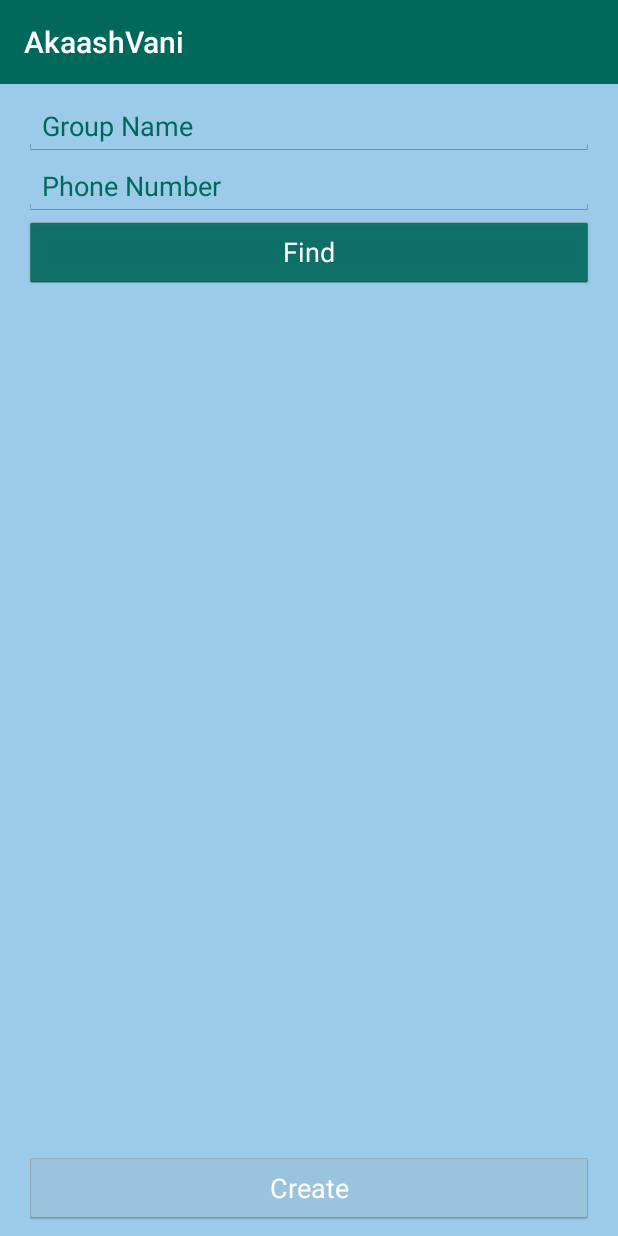
After one commit to SujitDeshpande/AkaashVani, an Android app: the CreateGroupActivity screen opened directly, with no data from a screen before it, on a phone screen of 412 x 824 dp. The commit adds this screen. Run offline under Robolectric (Android 15) with nearby library versions, the light colour scheme and no system bars.

Commit message:
create grp screen online check

```diff
--- /dev/null
+++ b/app/src/main/java/com/locastio/akaashvani/adapter/ContactsRecycleViewAdapter.java
@@ -0,0 +1,62 @@
+package com.locastio.akaashvani.adapter;
+
+import android.content.Context;
+import android.support.v7.widget.RecyclerView;
+import android.util.Log;
+import android.view.LayoutInflater;
+import android.view.View;
+import android.view.ViewGroup;
+import android.widget.TextView;
+
+import com.locastio.akaashvani.R;
+
+import java.util.List;
+
+/**
+ * Created by Sujit on 22/08/15.
+ */
+public class ContactsRecycleViewAdapter extends RecyclerView.Adapter<ContactsRecycleViewAdapter.MyViewHolder> {
+    List<String> data;
+
+    public ContactsRecycleViewAdapter(Context context, List<String> information) {
+        data = information;
+    }
+
+    public void addNewContactNumber(String number) {
+        data.add(number);
+        notifyDataSetChanged();
+    }
+
+    @Override
+    public MyViewHolder onCreateViewHolder(ViewGroup parent, int viewType) {
+        View view = LayoutInflater.from(parent.getContext()).inflate(R.layout.row_conatcts_layout, parent, false);
+        MyViewHolder holder = new MyViewHolder(view);
+        return holder;
+    }
+
+    @Override
+    public void onBindViewHolder(MyViewHolder holder, int position) {
+        String current = data.get(position);
+        holder.title.setText(current);
+//        holder.image.setImageResource(current.iconID);
+        Log.i("Custom Message", "onBindViewHolder " + current);
+//        Log.i("Custom Message", "onBindViewHolder " + current.iconID);
+    }
+
+    @Override
+    public int getItemCount() {
+        return data.size();
+    }
+
+    class MyViewHolder extends RecyclerView.ViewHolder {
+
+        TextView title;
+//        ImageView image;
+
+        public MyViewHolder(View itemView) {
+            super(itemView);
+            title = (TextView) itemView.findViewById(R.id.list_msg);
+//            image = (ImageView) itemView.findViewById(R.id.list_img);
+        }
+    }
+}
--- /dev/null
+++ b/app/src/main/java/com/locastio/akaashvani/screen/CreateGroupActivity.java
@@ -0,0 +1,167 @@
+package com.locastio.akaashvani.screen;
+
+import android.content.ContentResolver;
+import android.database.Cursor;
+import android.os.Bundle;
+import android.provider.ContactsContract;
+import android.support.v7.widget.LinearLayoutManager;
+import android.support.v7.widget.RecyclerView;
+import android.support.v7.widget.Toolbar;
+import android.text.TextUtils;
+import android.view.View;
+import android.widget.Button;
+import android.widget.EditText;
+import android.widget.Toast;
+
+import com.locastio.akaashvani.BaseActivity;
+import com.locastio.akaashvani.R;
+import com.locastio.akaashvani.adapter.ContactsRecycleViewAdapter;
+import com.locastio.akaashvani.util.AkashVaniUtility;
+
+import java.util.ArrayList;
+import java.util.List;
+
+public class CreateGroupActivity extends BaseActivity implements View.OnClickListener {
+
+    private RecyclerView mContactRecyclerView;
+    private ContactsRecycleViewAdapter mContactsAdapter;
+    private String phoneNumber = "";
+    private List<String> mContactsList = new ArrayList<String>();
+    private EditText mPhoneNumberEditText;
+    private Button mFindButton;
+    private EditText mGroupNameEditText;
+    private Button mCreateButton;
+    private List<String> mTempContactsList = new ArrayList<String>();
+
+    @Override
+    protected void onCreate(Bundle savedInstanceState) {
+        super.onCreate(savedInstanceState);
+        setContentView(R.layout.activity_create_group);
+
+        Toolbar toolbar = (Toolbar) findViewById(R.id.app_bar);
+        setSupportActionBar(toolbar);
+
+//        getNumber(this.getContentResolver());
+
+        initializeUiComponents();
+    }
+
+
+    private synchronized void getNumber(ContentResolver cr) {
+        Cursor phones = cr.query(ContactsContract.CommonDataKinds.Phone.CONTENT_URI, null, null, null, null);
+        // use the cursor to access the contacts
+        while (phones.moveToNext()) {
+            String name = phones.getString(phones.getColumnIndex(ContactsContract.CommonDataKinds.Phone.DISPLAY_NAME));
+            // get display name
+            phoneNumber = phones.getString(phones.getColumnIndex(ContactsContract.CommonDataKinds.Phone.NUMBER));
+            // get phone number
+            System.out.println(".................." + phoneNumber);
+
+            mContactsList.add(phoneNumber);
+        }
+    }
+
+    /**
+     *
+     */
+    private void initializeUiComponents() {
+
+        mGroupNameEditText = (EditText) findViewById(R.id.grp_name_grp_editText2);
+        mPhoneNumberEditText = (EditText) findViewById(R.id.phone_create_grp_editText2);
+
+        mFindButton = (Button) findViewById(R.id.find_button);
+        mFindButton.setOnClickListener(this);
+
+        mCreateButton = (Button) findViewById(R.id.create_button);
+        mCreateButton.setOnClickListener(this);
+
+        mCreateButton.setEnabled(false);
+
+        mContactRecyclerView = (RecyclerView) findViewById(R.id.contacts_recyclerview);
+        mContactRecyclerView.setLayoutManager(new LinearLayoutManager(CreateGroupActivity.this));
+//
+        mContactsAdapter = new ContactsRecycleViewAdapter(CreateGroupActivity.this, mContactsList);
+        mContactRecyclerView.setAdapter(mContactsAdapter);
+
+    }
+
+    @Override
+    public void onClick(View v) {
+        switch (v.getId()) {
+            case R.id.find_button:
+
+                if (AkashVaniUtility.checkNetworkConnection(CreateGroupActivity.this)) {
+                    if (localValidation()) {
+//                        for (int i = 0; i < mContactsList.size(); i++) {
+//                            if (mContactsList.get(i).equals(mPhoneNumberEditText.getText().toString())) {
+//
+//                            }
+//                        }
+
+                        mCreateButton.setEnabled(true);
+
+                        mTempContactsList.add(mPhoneNumberEditText.getText().toString());
+
+                        mContactsAdapter.addNewContactNumber(mPhoneNumberEditText.getText().toString());
+
+                        mPhoneNumberEditText.setText("");
+//                        for (int i = 0; i < mTempContactsList.size(); i++) {
+//
+//                            if (mTempContactsList.get(i).equalsIgnoreCase(mPhoneNumberEditText.getText().toString())) {
+//                                Toast.makeText(CreateGroupActivity.this, "This number is already added.", Toast.LENGTH_SHORT).show();
+//                            } else {
+//
+//                                mContactsAdapter.addNewContactNumber(mPhoneNumberEditText.getText().toString());
+//                            }
+//                        }
+
+                        System.out.println("Size :" + mContactsList.size());
+                    }
+                } else {
+                    Toast.makeText(CreateGroupActivity.this, "Please check your network connection.", Toast.LENGTH_SHORT).show();
+                }
+                break;
+        }
+    }
+
+    /**
+     * @return
+     */
+    private boolean localValidation() {
+
+        if (!TextUtils.isEmpty(mPhoneNumberEditText.getText().toString())
+                && (mPhoneNumberEditText.getText().toString().length() == 10)
+                && (!TextUtils.isEmpty(mGroupNameEditText.getText().toString()))) {
+            mPhoneNumberEditText.setError(null);
+            mGroupNameEditText.setError(null);
+            return true;
+        } else if (mPhoneNumberEditText.getText().toString().length() < 10) {
+            mPhoneNumberEditText.setError("Please enter 10 digit mobile number.");
+            return false;
+        } else if (TextUtils.isEmpty(mGroupNameEditText.getText().toString())) {
+            mGroupNameEditText.setError("Please enter group name.");
+            return false;
+        } else {
+            return false;
+        }
+    }
+
+
+/**
+ * @return
+ */
+//    private List<String> getGroupData(ContentResolver cr) {
+//        List<String> data = new ArrayList<>();
+//        Cursor phones = cr.query(ContactsContract.CommonDataKinds.Phone.CONTENT_URI, null, null, null, null);
+//        // use the cursor to access the contacts
+//        while (phones.moveToNext()) {
+//            String name = phones.getString(phones.getColumnIndex(ContactsContract.CommonDataKinds.Phone.DISPLAY_NAME));
+//            // get display name
+//            phoneNumber = phones.getString(phones.getColumnIndex(ContactsContract.CommonDataKinds.Phone.NUMBER));
+//            // get phone number
+//            System.out.println(".................." + phoneNumber);
+//        }
+//        return data;
+//    }
+
+}
--- /dev/null
+++ b/app/src/main/res/layout/activity_create_group.xml
@@ -0,0 +1,97 @@
+<RelativeLayout xmlns:android="http://schemas.android.com/apk/res/android"
+    xmlns:tools="http://schemas.android.com/tools"
+    android:layout_width="match_parent"
+    android:layout_height="match_parent"
+    android:background="@color/application_background"
+    tools:context="com.locastio.akaashvani.screen.DashboardActivity">
+
+    <include
+        android:id="@+id/app_bar"
+        layout="@layout/app_bar" />
+
+    <RelativeLayout
+        android:layout_width="match_parent"
+        android:layout_height="wrap_content"
+        android:layout_below="@+id/app_bar"
+        android:layout_marginBottom="8dp"
+        android:layout_marginLeft="16dp"
+        android:layout_marginRight="16dp"
+        android:layout_marginTop="8dp"
+        android:orientation="vertical">
+
+
+        <!--<android.support.v7.widget.RecyclerView
+            android:id="@+id/contacts_recyclerview"
+            android:layout_width="match_parent"
+            android:layout_height="wrap_content">
+
+        </android.support.v7.widget.RecyclerView>-->
+
+        <LinearLayout
+            android:id="@+id/find_layout"
+            android:layout_width="match_parent"
+            android:layout_height="wrap_content"
+            android:orientation="vertical"
+            android:weightSum="1">
+
+            <EditText
+                android:id="@+id/grp_name_grp_editText2"
+                android:layout_width="match_parent"
+                android:layout_height="wrap_content"
+                android:layout_weight=".3"
+                android:background="@drawable/akash_vani_theme_edit_text_holo_light"
+                android:hint="Group Name"
+                android:inputType="text"
+                android:digits="abcdefghijklmnopqrstuvwxyzABCDEFGHIJKLMNOPQRSTUVWXYZ0123456789"
+                android:maxLength="50"
+                android:singleLine="true"
+                android:textColor="@color/textColor"
+                android:textColorHint="@color/text_hint_color" />
+
+            <EditText
+                android:id="@+id/phone_create_grp_editText2"
+                android:layout_width="match_parent"
+                android:layout_height="wrap_content"
+                android:layout_weight=".3"
+                android:background="@drawable/akash_vani_theme_edit_text_holo_light"
+                android:hint="Phone Number"
+                android:inputType="phone"
+                android:maxLength="10"
+                android:singleLine="true"
+                android:textColor="@color/textColor"
+                android:textColorHint="@color/text_hint_color" />
+
+            <Button
+                android:id="@+id/find_button"
+                style="@style/Buttonakash_vani_theme"
+                android:layout_width="match_parent"
+                android:layout_height="wrap_content"
+                android:layout_weight=".7"
+                android:singleLine="true"
+                android:text="Find"
+                android:textColor="@android:color/white" />
+
+        </LinearLayout>
+
+        <android.support.v7.widget.RecyclerView
+            android:id="@+id/contacts_recyclerview"
+            android:layout_width="match_parent"
+            android:layout_height="wrap_content"
+            android:layout_above="@+id/create_button"
+            android:layout_below="@+id/find_layout">
+
+        </android.support.v7.widget.RecyclerView>
+
+        <Button
+            android:id="@+id/create_button"
+            style="@style/Buttonakash_vani_theme"
+            android:layout_width="match_parent"
+            android:layout_height="wrap_content"
+            android:layout_alignParentBottom="true"
+            android:layout_gravity="bottom"
+            android:layout_weight=".7"
+            android:singleLine="true"
+            android:text="Create"
+            android:textColor="@android:color/white" />
+    </RelativeLayout>
+</RelativeLayout>
--- a/app/src/main/res/values/strings.xml
+++ b/app/src/main/res/values/strings.xml
@@ -19,4 +19,5 @@
     <string name="title_activity_registration">RegistrationActivity</string>
     <string name="something_went_wrong">Something went wrong, Please try again later.</string>
     <string name="title_activity_dashboard">DashboardActivity</string>
+    <string name="title_activity_create_group">CreateGroupActivity</string>
 </resources>
```
Also changed, not shown: app/src/main/AndroidManifest.xml (+12 -15 lines), app/src/main/java/com/locastio/akaashvani/screen/DashboardActivity.java (+17 -2 lines), app/src/main/java/com/locastio/akaashvani/screen/LoginActivity.java (+9 -3 lines), app/src/main/java/com/locastio/akaashvani/screen/RegistrationActivity.java (+9 -3 lines), app/src/main/java/com/locastio/akaashvani/util/AkashVaniUtility.java (added, +36 -0 lines), app/src/main/res/layout/activity_dashboard.xml (+20 -9 lines), app/src/main/res/layout/row_conatcts_layout.xml (added, +35 -0 lines), app/src/main/res/menu/menu_create_group.xml (added, +7 -0 lines).
